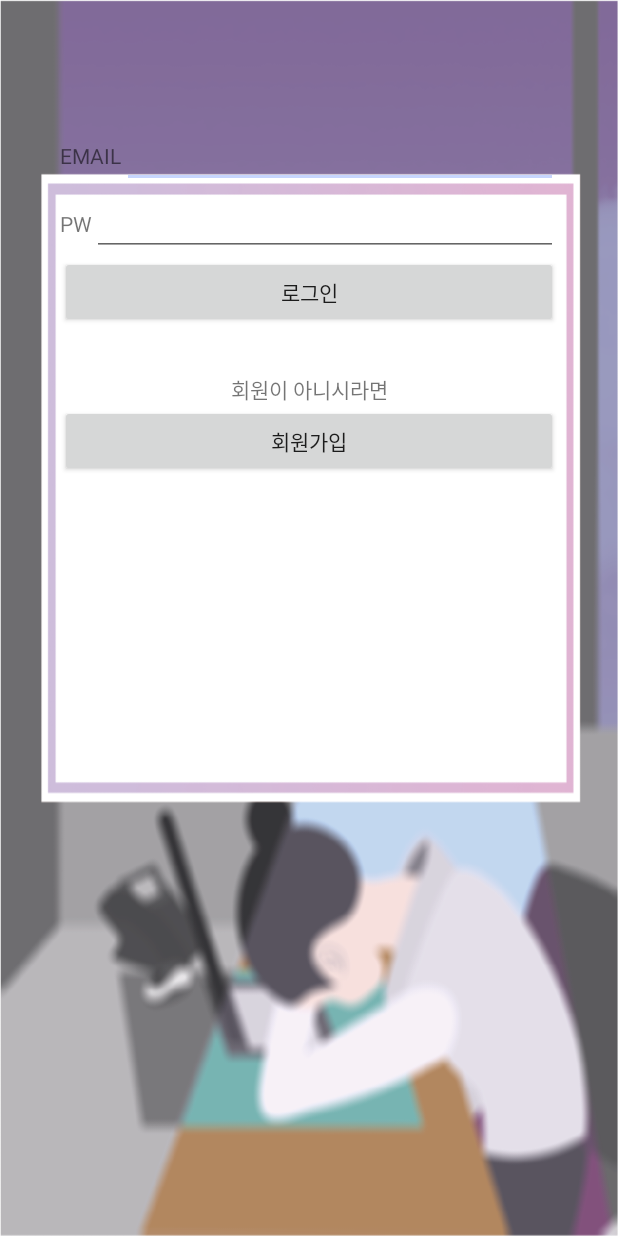
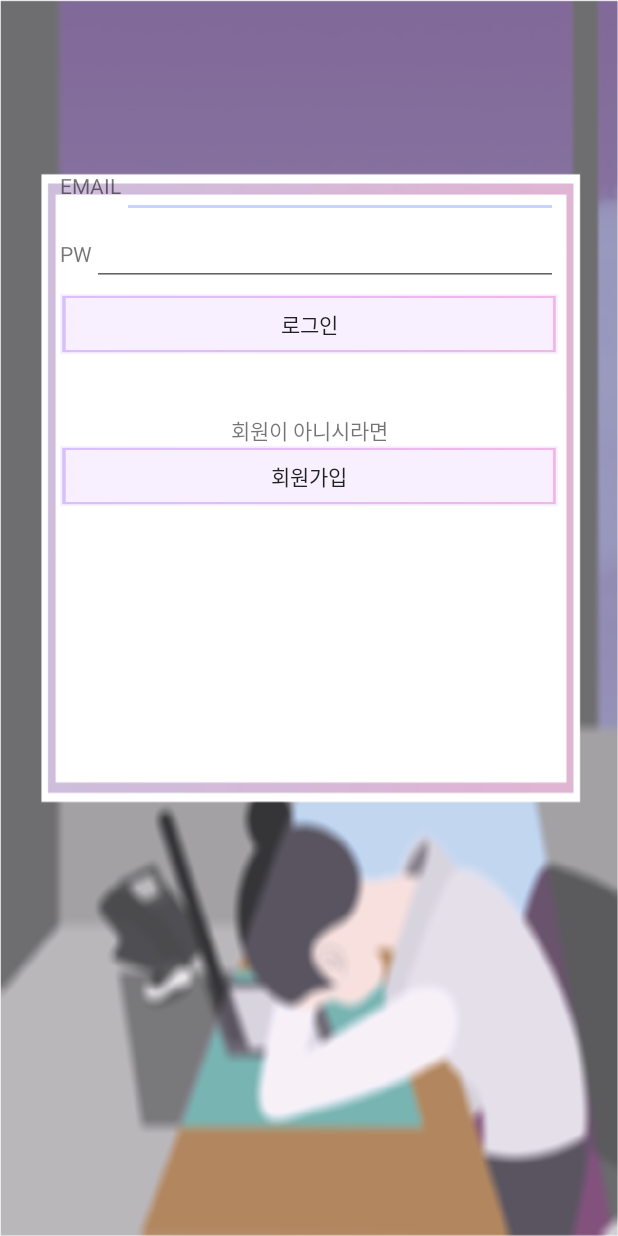
Before and after one commit to YooKyungJung/DonghwaPieceFinal, an Android app: the LoginActivity screen opened directly, with no data from a screen before it, on a phone screen of 412 x 824 dp. Run offline under Robolectric (Android 15) with nearby library versions, the light colour scheme and no system bars; our stand-ins replace Firebase (no records; nobody signed in at launch, a user with empty details on screens opened directly).

Commit message:
앱 이름 변경, userData에 cnt 항목 추가 및 login*join 레이아웃 위치 조절

```diff
--- a/app/src/main/java/kr/hs/e_mirim/bomi0324/dongwhapiece/AskActivity.java
+++ b/app/src/main/java/kr/hs/e_mirim/bomi0324/dongwhapiece/AskActivity.java
@@ -71,7 +71,9 @@ public class AskActivity extends AppCompatActivity {
                     databaseReference.child("userData").child(uid).child("type"+(i+1)).setValue(selectedValue[i]);
                 }
                 databaseReference.child("userData").child(uid).child("profilePic").setValue("기본값");
-               Intent i=new Intent(AskActivity.this, MainActivity.class);
+                databaseReference.child("userData").child(uid).child("cnt").setValue(0);
+
+                Intent i=new Intent(AskActivity.this, MainActivity.class);
                startActivity(i);
                 }
 
--- a/app/src/main/java/kr/hs/e_mirim/bomi0324/dongwhapiece/LoginActivity.java
+++ b/app/src/main/java/kr/hs/e_mirim/bomi0324/dongwhapiece/LoginActivity.java
@@ -35,8 +35,8 @@ public class LoginActivity extends AppCompatActivity {
         editTextEmail = (EditText) findViewById(R.id.edit_emaillog);
         editTextPassword = (EditText) findViewById(R.id.edit_pwlog);
 
-        Button emaillogin = (Button) findViewById(R.id.loginlog);
-        Button loginbutton = (Button) findViewById(R.id.joinlog);
+        Button emaillogin = (Button) findViewById(R.id.login);
+        Button loginbutton = (Button) findViewById(R.id.join);
 
         emaillogin.setOnClickListener(new View.OnClickListener() {
             @Override
--- a/app/src/main/res/layout/activity_join.xml
+++ b/app/src/main/res/layout/activity_join.xml
@@ -4,7 +4,7 @@
     android:layout_height="match_parent"
     android:orientation="vertical"
     android:background="@drawable/login"
-    android:paddingTop="80dp"
+    android:paddingTop="100dp"
     android:paddingLeft="40dp"
     android:paddingRight="40dp">
     <LinearLayout
@@ -51,6 +51,7 @@
     <LinearLayout
         android:layout_width="match_parent"
         android:layout_height="wrap_content"
+        android:layout_marginTop="5dp"
         android:orientation="horizontal"
         android:paddingBottom="30dp">
 
@@ -71,6 +72,7 @@
             android:layout_width="match_parent"
             android:layout_height="match_parent"
             android:gravity="center"
+            android:layout_marginTop="10dp"
             android:text="회원이시라면" />
     </LinearLayout>
     <LinearLayout
--- a/app/src/main/res/layout/activity_login.xml
+++ b/app/src/main/res/layout/activity_login.xml
@@ -4,7 +4,7 @@
     android:layout_height="match_parent"
     android:orientation="vertical"
     android:background="@drawable/login"
-    android:paddingTop="80dp"
+    android:paddingTop="100dp"
     android:paddingLeft="40dp"
     android:paddingRight="40dp">
     <LinearLayout
@@ -56,16 +56,20 @@
         android:paddingBottom="30dp">
 
         <Button
-            android:id="@+id/loginlog"
-            android:layout_width="match_parent"
-            android:layout_height="wrap_content"
+            android:id="@+id/login"
+            android:layout_width="208dp"
+            android:layout_height="40dp"
             android:layout_weight="1"
-            android:text="로그인" />
+            android:text="로그인"
+            android:layout_marginTop="5dp"
+            android:background="@drawable/bg_long"/>
     </LinearLayout>
 
     <LinearLayout
         android:layout_width="match_parent"
-        android:layout_height="wrap_content">
+        android:layout_height="wrap_content"
+        android:layout_marginTop="10dp"
+        >
 
         <TextView
             android:layout_width="match_parent"
@@ -75,13 +79,15 @@
     </LinearLayout>
     <LinearLayout
         android:layout_width="match_parent"
-        android:layout_height="wrap_content">
+        android:layout_height="wrap_content"
+        >
 
         <Button
-            android:id="@+id/joinlog"
-            android:layout_width="match_parent"
-            android:layout_height="wrap_content"
+            android:id="@+id/join"
+            android:layout_width="208dp"
+            android:layout_height="40dp"
             android:layout_weight="1"
+            android:background="@drawable/bg_long"
             android:text="회원가입" />
 
     </LinearLayout>
--- a/app/src/main/res/values/strings.xml
+++ b/app/src/main/res/values/strings.xml
@@ -1,3 +1,3 @@
 <resources>
-    <string name="app_name">DongwhaPiece</string>
+    <string name="app_name">동화조각</string>
 </resources>
```
Also changed, not shown: 8 other files.
